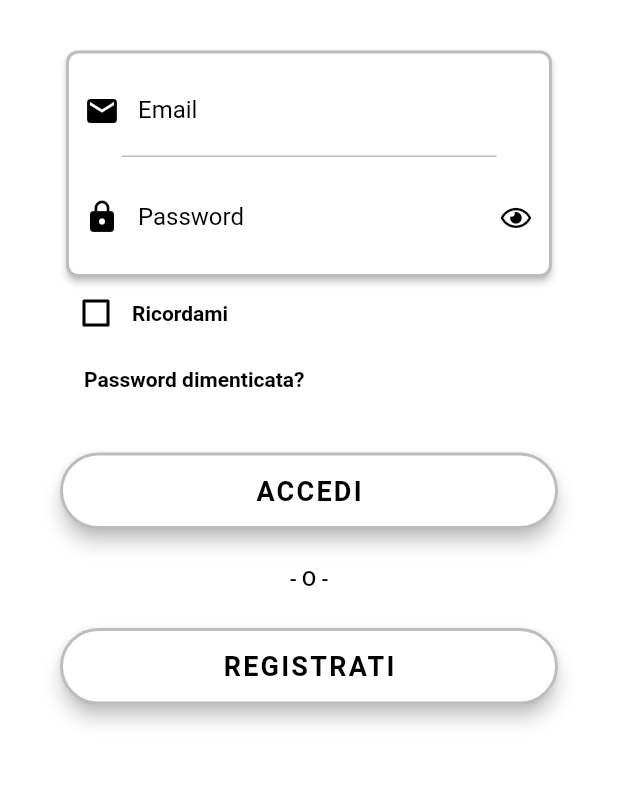
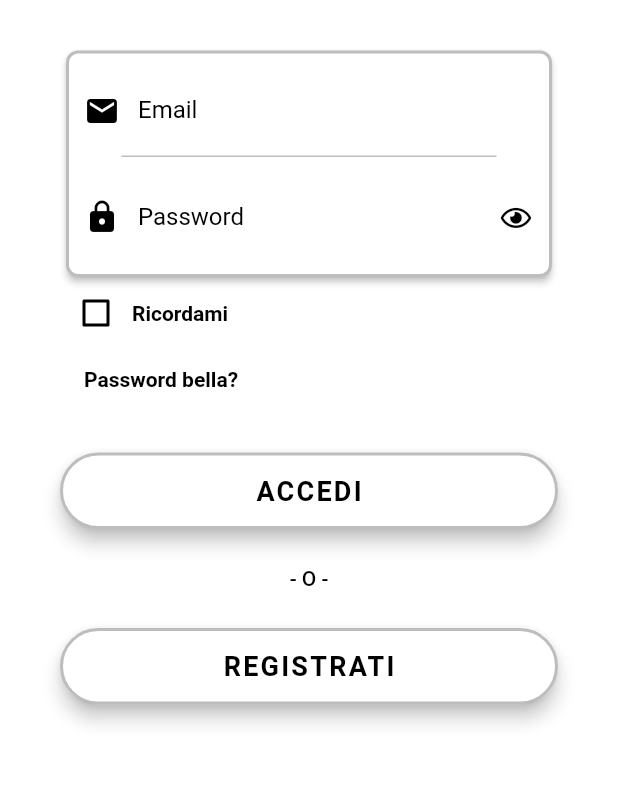
Before and after one commit to ErosAbatelli/quickplay_Flutter, a Flutter app: the screen it shows after launch, on a phone screen of 412 x 824 dp, the part 362-1148 px from its top. Run offline on Flutter 3.47's test engine with Material 2 defaults, Android fonts, the phone set to English and light mode, and no system bars; our stand-ins replace barcode_widget, cloud_firestore, firebase_auth, firebase_storage, flex_color_scheme, font_awesome_flutter and 6 more; missing offline and left inert: clipboard_manager, dart:ffi, kf_drawer; accounts and stored records are empty; Roboto replaces fonts that are missing (OpenSans); project files that could hold a hidden picture were left out.

Commit message:
primo commit ale

```diff
--- a/lib/pages/Login.dart
+++ b/lib/pages/Login.dart
@@ -149,7 +149,7 @@ class _LoginScreenState extends State<LoginScreen> {
           _displayTextInputDialog(context);
         },
         child: Text(
-          'Password dimenticata?',
+          'Password bella?',
           style: kLabelStyle,
         ),
       ),
```
